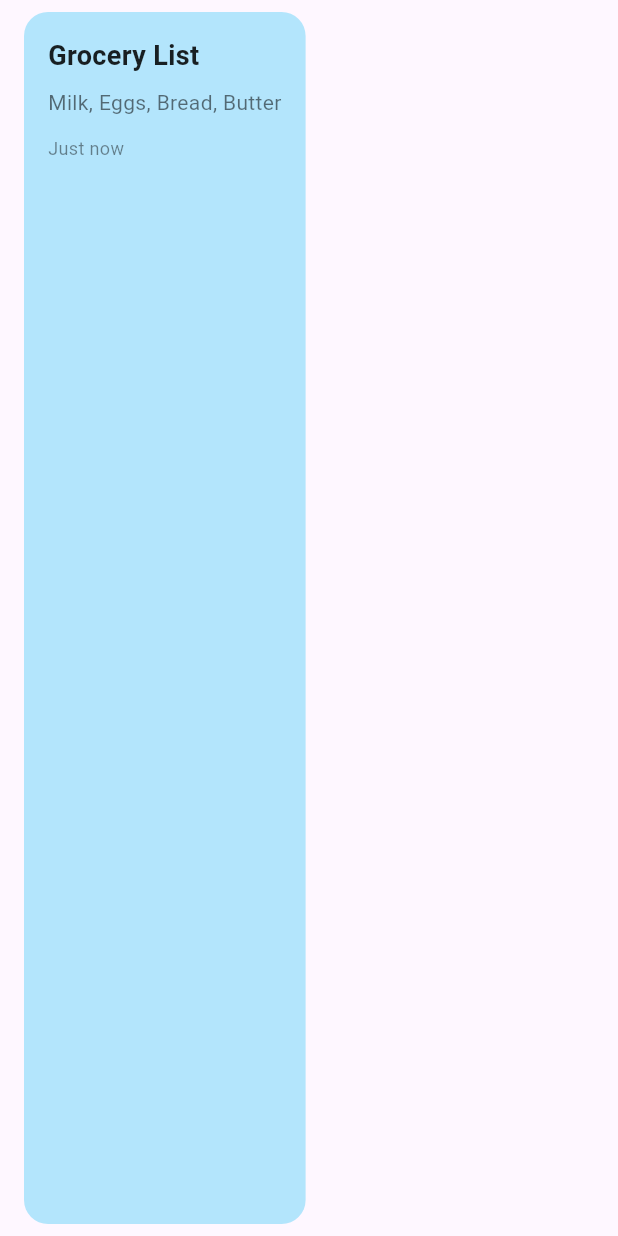
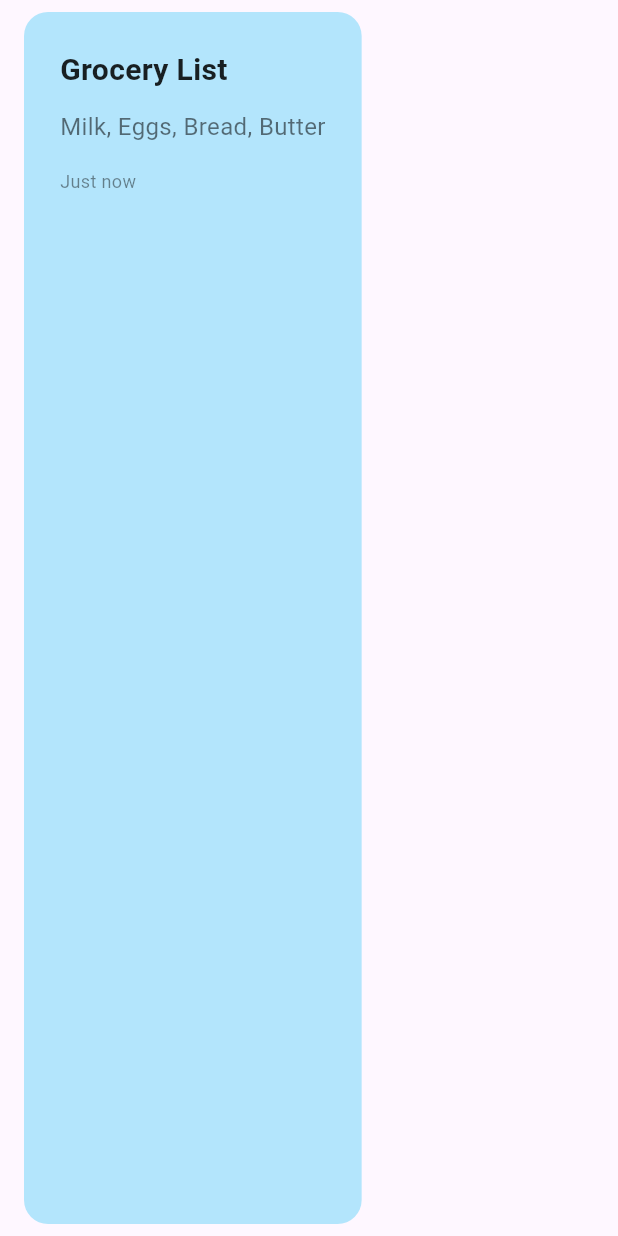
Before and after one commit to hauwajibrilibrahim/simple_note_app, a Flutter app: the NoteCard widget shown alone on an empty page, opened directly with sample values from the repository, on a phone screen of 412 x 824 dp. Run offline on Flutter 3.47's test engine with Material 3 defaults, Android fonts, the phone set to English and light mode, and no system bars; our stand-ins replace cloud_firestore, firebase_core; accounts and stored records are empty.

Commit message:
feat: refactor note card widget and debug navigation & state updates

```diff
--- a/lib/widgets/note_card.dart
+++ b/lib/widgets/note_card.dart
@@ -1,31 +1,26 @@
 import 'package:flutter/material.dart';
 import 'package:note_app/models/note.dart';
 import 'package:note_app/utils/constant.dart';
-//import 'package:intl/intl.dart';
+import 'package:intl/intl.dart';
 
 class NoteCard extends StatelessWidget {
   final Note note;
   final VoidCallback onTap;
 
-  const NoteCard({super.key,
-    required this.note,
-    required this.onTap,
-  });
+  const NoteCard({super.key, required this.note, required this.onTap});
 
   String _getTimeAgo(DateTime dateTime) {
     final now = DateTime.now();
     final difference = now.difference(dateTime);
 
-    if (difference.inDays > 1) {
-      return '${difference.inDays} days ago';
+    if (difference.inMinutes < 1) {
+      return 'Just now';
+    } else if (difference.inHours < 1) {
+      return '${difference.inMinutes} minutes ago';
     } else if (difference.inDays == 1) {
       return 'Yesterday';
-    } else if (difference.inHours > 0) {
-      return '${difference.inHours} hours ago';
-    } else if (difference.inMinutes > 0) {
-      return '${difference.inMinutes} minutes ago';
     } else {
-      return 'Just now';
+      return DateFormat('dd MMM yyyy').format(dateTime);
     }
   }
 
@@ -35,7 +30,7 @@ class NoteCard extends StatelessWidget {
       onTap: onTap,
       child: Container(
         margin: const EdgeInsets.symmetric(horizontal: 16, vertical: 8),
-        padding: const EdgeInsets.all(16),
+        padding: const EdgeInsets.all(24),
         decoration: BoxDecoration(
           color: AppConstants.getColorFromHex(note.color),
           borderRadius: BorderRadius.circular(16),
@@ -47,34 +42,28 @@ class NoteCard extends StatelessWidget {
             Text(
               note.title.isEmpty ? 'Untitled' : note.title,
               style: const TextStyle(
-                fontSize: 18,
+                fontSize: 20,
                 fontWeight: FontWeight.bold,
                 color: Colors.black87,
               ),
               maxLines: 1,
               overflow: TextOverflow.ellipsis,
             ),
-            const SizedBox(height: 8),
+            const SizedBox(height: 12),
 
             // Content preview
             Text(
               note.content,
-              style: const TextStyle(
-                fontSize: 14,
-                color: Colors.black54,
-              ),
+              style: const TextStyle(fontSize: 16, color: Colors.black54),
               maxLines: 3,
               overflow: TextOverflow.ellipsis,
             ),
-            const SizedBox(height: 12),
+            const SizedBox(height: 16),
 
             // Time stamp
             Text(
               _getTimeAgo(note.updatedAt),
-              style: const TextStyle(
-                fontSize: 12,
-                color: Colors.black45,
-              ),
+              style: const TextStyle(fontSize: 12, color: Colors.black45),
             ),
           ],
         ),
```
Also changed, not shown: lib/pages/create_edit_note_page.dart (+1 -7 lines), lib/pages/noteview_page.dart (+47 -8 lines).
